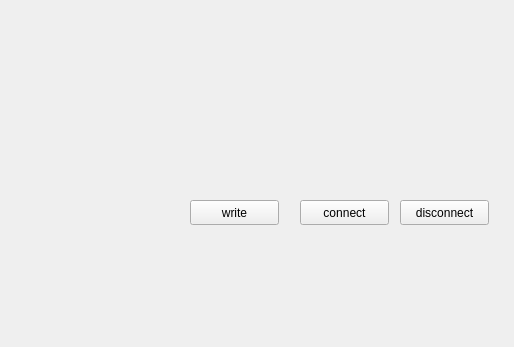
This is rs485/mainwindow.ui in msun98/rs485 as Qt 5 draws it before an edit; both pictures show x 0 to 514 and y 0 to 347 of the 800 by 600 pixel window. The edited form follows.
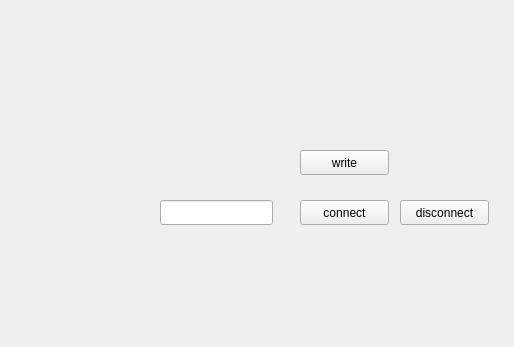
This is the edited form.

Patch:
```diff
--- a/rs485/mainwindow.ui
+++ b/rs485/mainwindow.ui
@@ -43,8 +43,8 @@
    <widget class="QPushButton" name="write">
     <property name="geometry">
      <rect>
-      <x>190</x>
-      <y>200</y>
+      <x>300</x>
+      <y>150</y>
       <width>89</width>
       <height>25</height>
      </rect>
@@ -53,6 +53,16 @@
      <string>write</string>
     </property>
    </widget>
+   <widget class="QLineEdit" name="le_value">
+    <property name="geometry">
+     <rect>
+      <x>160</x>
+      <y>200</y>
+      <width>113</width>
+      <height>25</height>
+     </rect>
+    </property>
+   </widget>
   </widget>
   <widget class="QMenuBar" name="menubar">
    <property name="geometry">
```
